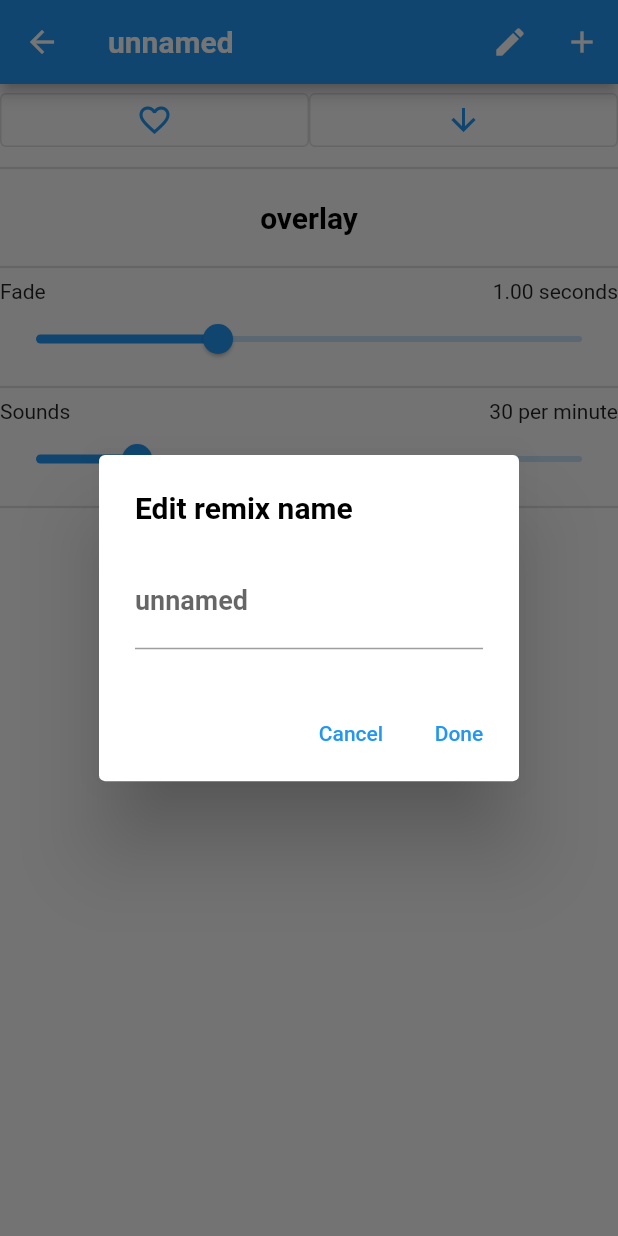
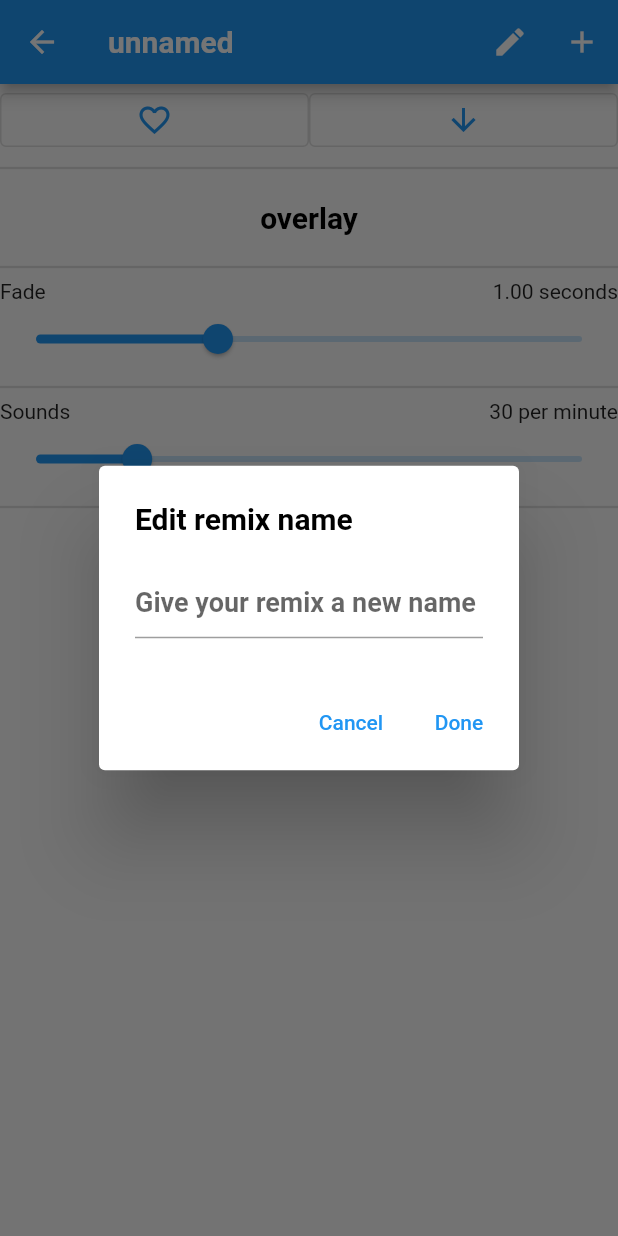
Before and after one commit to BigFlexLiu/ASMR-remixer, a Flutter app: the RemixSettings screen opened directly with empty values, after a tap on the "edit" icon, on a phone screen of 412 x 824 dp. Run offline on Flutter 3.47's test engine with Material 2 defaults, Android fonts, the phone set to English and light mode, and no system bars; our stand-ins replace audioplayers, group_radio_button, shared_preferences; accounts and stored records are empty.

Commit message:
Changing remix name now notifies listeners

```diff
--- a/lib/pages/remix_settings.dart
+++ b/lib/pages/remix_settings.dart
@@ -46,8 +46,8 @@ class _RemixSettingsState extends State<RemixSettings> {
                 builder: (context) => AlertDialog(
                   title: const Text('Edit remix name'),
                   content: TextField(
-                    decoration: InputDecoration(
-                        labelText: newRemixName, hintText: 'unnamed'),
+                    decoration: const InputDecoration(
+                        hintText: 'Give your remix a new name'),
                     onChanged: (value) {
                       setState(() {
                         newRemixName = value;
--- a/lib/providers/remix.dart
+++ b/lib/providers/remix.dart
@@ -8,7 +8,7 @@ import '../components/enum_def.dart';
 class Remix with ChangeNotifier {
   RemixModes _mode = RemixModes.overlay;
   List<Sound> sounds = [];
-  String name = "unnamed";
+  String _name = "unnamed";
   // Only works with mode = RemixModes.overlay
   // Number of sounds played per minute
   int _soundsPerMinute = 30;
@@ -74,6 +74,11 @@ class Remix with ChangeNotifier {
     notifyListeners();
   }
 
+  set name(String newName) {
+    _name = newName;
+    notifyListeners();
+  }
+
   int get soundsPerMinute => _soundsPerMinute;
   int get fadeAsMili => fade * 1000 ~/ 1;
   double get fade => _fade;
@@ -81,9 +86,10 @@ class Remix with ChangeNotifier {
   List<double> get fadeRange => [0, 3];
   List<int> get soundsPerMinuteRange => [10, 120];
   bool get hasSound => sounds.isNotEmpty;
+  String get name => _name;
 
   Remix.fromJson(Map<String, dynamic> json)
-      : name = json['name'],
+      : _name = json['name'],
         _mode = RemixModes.values
             .firstWhere((element) => element.toString() == json['mode']),
         _soundsPerMinute = json['soundsPerMinute'],
```
